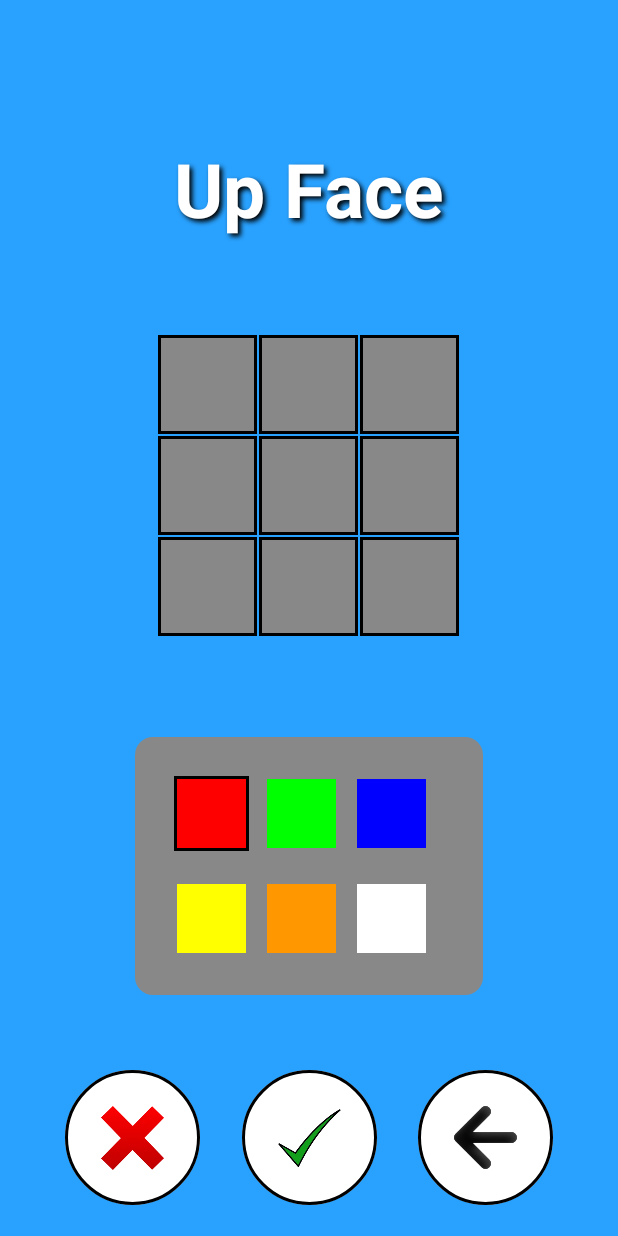
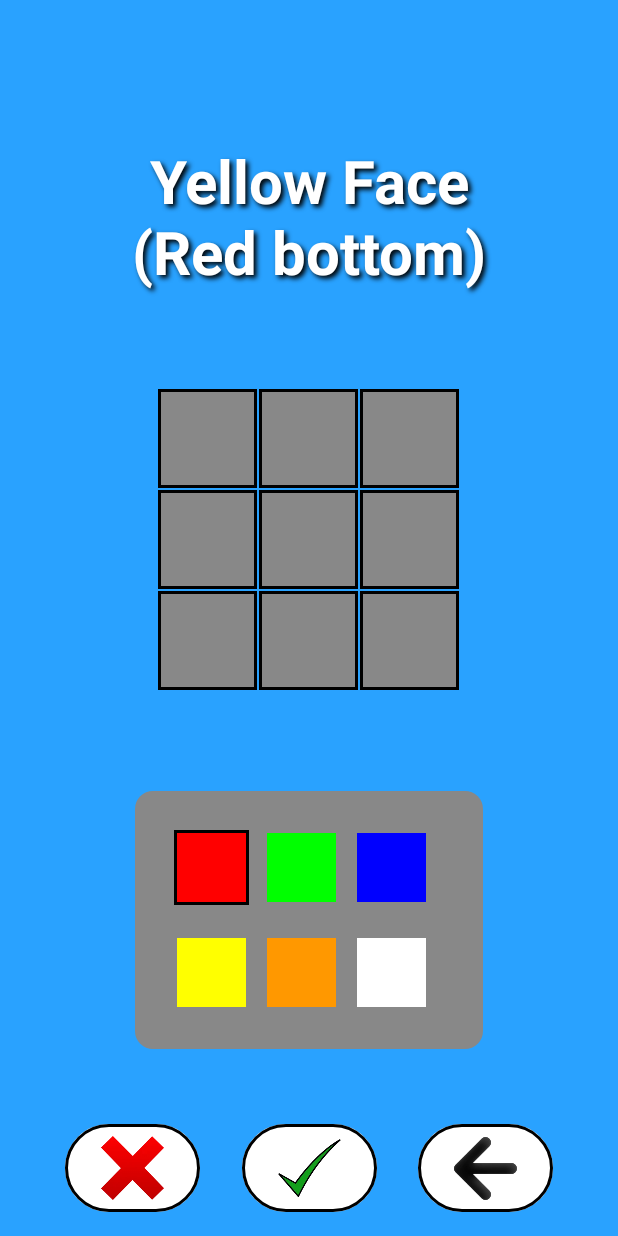
Before and after one commit to DevGiovanniLC/rubik-resolver, an Android app built with Jetpack Compose: the CameraActivity screen opened directly, with no data from a screen before it, after a tap on "Icon button", on a phone screen of 412 x 824 dp. Run offline under Robolectric (Android 15) with nearby library versions, the phone set to English and light mode, and no system bars; libraries missing offline, so code that uses them is left out: androidx.camera.core, androidx.camera.view, org.opencv.android, org.opencv.core, org.opencv.imgproc; 2 statements that could not run were skipped.

```diff
--- a/app/src/main/java/com/ulpgc/rubikresolver/CameraActivity.kt
+++ b/app/src/main/java/com/ulpgc/rubikresolver/CameraActivity.kt
@@ -40,6 +40,7 @@ import androidx.compose.ui.platform.LocalConfiguration
 import androidx.compose.ui.platform.LocalContext
 import androidx.compose.ui.text.TextStyle
 import androidx.compose.ui.text.font.FontWeight
+import androidx.compose.ui.text.style.TextAlign
 import androidx.compose.ui.unit.dp
 import androidx.compose.ui.unit.sp
 import androidx.core.app.ActivityCompat
@@ -65,8 +66,8 @@ class CameraActivity : ComponentActivity() {
 
         super.onCreate(savedInstanceState)
 
-        var cubeFace = Array(3) { Array(3) { mutableStateOf('F') }}
-        var cubeState = intent.getIntExtra("cubeState", 0)
+        val cubeFace = Array(3) { Array(3) { mutableStateOf('F') }}
+        val cubeState = intent.getIntExtra("cubeState", 0)
 
         enableEdgeToEdge()
         if (!hasRequiredPermissions()) {
@@ -74,12 +75,12 @@ class CameraActivity : ComponentActivity() {
         }
 
         setContent {
-            CameraScreen(cubeFace, cubeState)
+            CameraScreen(cubeState)
         }
     }
 
     @Composable
-    private fun CameraScreen(cubeFace: Array<Array<MutableState<Char>>>, cubeState: Int) {
+    private fun CameraScreen(cubeState: Int) {
         RubikResolverTheme {
             val scaffoldState = rememberBottomSheetScaffoldState()
             val processedBitmapState = remember { mutableStateOf<Bitmap?>(null) }
@@ -151,18 +152,19 @@ class CameraActivity : ComponentActivity() {
         val screenHeight = LocalConfiguration.current.screenHeightDp.dp
         var text = ""
         when(cubeState){
-            0 -> text = "Up Face"
-            1 -> text = "Right Face"
-            2 -> text = "Front Face"
-            3 -> text = "Down Face"
-            4 -> text = "Left Face"
-            5 -> text = "Back Face"
+            0 -> text = "Yellow Face\n(Red bottom)"
+            1 -> text = "Green Face\n(White bottom)"
+            2 -> text = "Red Face\n(White bottom)"
+            3 -> text = "White Face\n(Orange bottom)"
+            4 -> text = "Blue Face\n(White bottom)"
+            5 -> text = "Orange Face\n(White bottom)"
         }
         Text(
             text = text,
             style = TextStyle(
                 fontSize = 50.sp,
                 fontWeight = FontWeight.Bold,
+                textAlign = TextAlign.Center,
                 color = Color.White,
                 shadow = Shadow(
                     color = Color.Black,
@@ -198,7 +200,7 @@ class CameraActivity : ComponentActivity() {
         return CAMERA_PERMISSIONS.all {
             ContextCompat.checkSelfPermission(
                 applicationContext,
-                it.toString()
+                it
             ) == PackageManager.PERMISSION_GRANTED
         }
     }
--- a/app/src/main/java/com/ulpgc/rubikresolver/CheckCubeActivity.kt
+++ b/app/src/main/java/com/ulpgc/rubikresolver/CheckCubeActivity.kt
@@ -114,7 +114,7 @@ class CheckCubeActivity : ComponentActivity() {
         }
     }
 
-    fun goFace(cubeState: Int, cubeFace: Array<Array<Char>>) {
+    private fun goFace(cubeState: Int, cubeFace: Array<Array<Char>>) {
 
         val faceColor = faceToString(
             arrayOfCharPositionToCharColor(
--- a/app/src/main/java/com/ulpgc/rubikresolver/CheckSideActivity.kt
+++ b/app/src/main/java/com/ulpgc/rubikresolver/CheckSideActivity.kt
@@ -23,6 +23,7 @@ import androidx.compose.ui.platform.LocalConfiguration
 import androidx.compose.ui.platform.LocalContext
 import androidx.compose.ui.text.TextStyle
 import androidx.compose.ui.text.font.FontWeight
+import androidx.compose.ui.text.style.TextAlign
 import androidx.compose.ui.unit.dp
 import androidx.compose.ui.unit.sp
 import com.ulpgc.rubikresolver.components.ColorPalette
@@ -40,10 +41,10 @@ class CheckSideActivity : ComponentActivity() {
     @SuppressLint("UnusedMaterial3ScaffoldPaddingParameter")
     override fun onCreate(savedInstanceState: Bundle?) {
         super.onCreate(savedInstanceState)
-        var cubeState = intent.getIntExtra("cubeState", 0)
-        var cubeFace = intent.getStringExtra("cubeFace")
-        var faceString = stringToMutableStateArray(cubeFace)
-        var faceColor = arrayOfCharColorToColor(faceString)
+        val cubeState = intent.getIntExtra("cubeState", 0)
+        val cubeFace = intent.getStringExtra("cubeFace")
+        val faceString = stringToMutableStateArray(cubeFace)
+        val faceColor = arrayOfCharColorToColor(faceString)
         enableEdgeToEdge()
         setContent {
             MainComponent(faceColor, cubeState)
@@ -54,7 +55,6 @@ class CheckSideActivity : ComponentActivity() {
     @Composable
     fun MainComponent(array: Array<Array<MutableState<Color>>>, cubeState: Int = 0) {
         var selectedColor by remember { mutableStateOf(Color.Red) }
-        var faceColor = array
 
         //val screenWidth = LocalConfiguration.current.screenWidthDp.dp
         val screenHeight = LocalConfiguration.current.screenHeightDp.dp
@@ -73,7 +73,11 @@ class CheckSideActivity : ComponentActivity() {
 
                 val context = LocalContext.current
                 FaceText(cubeState)
-                FaceButtonGroup(colorArray = faceColor, tileModifier = Modifier.size(screenHeight * 0.08f) ,selectedColor = selectedColor)
+                FaceButtonGroup(
+                    colorArray = array,
+                    tileModifier = Modifier.size(screenHeight * 0.08f),
+                    selectedColor = selectedColor
+                )
                 ColorPalette(onColorSelected = { color ->
                     selectedColor = color
                 })
@@ -89,7 +93,8 @@ class CheckSideActivity : ComponentActivity() {
                         )
                     })
                     IconButton(R.drawable.check, 90.dp, onClick = {
-                        RubikCube.RubikBuilder.setFace(cubeState, removeMutableState(arrayOfColorToChar(faceColor)))
+                        RubikCube.RubikBuilder.setFace(cubeState, removeMutableState(
+                            arrayOfColorToChar(array)))
                         if (cubeState == RubikCube.Face.BACK.value) {
                             startActivity(
                                 Intent(context, CheckCubeActivity::class.java)
@@ -117,18 +122,19 @@ class CheckSideActivity : ComponentActivity() {
     fun FaceText(cubeState : Int){
         var text = ""
         when(cubeState){
-            0 -> text = "Up Face"
-            1 -> text = "Right Face"
-            2 -> text = "Front Face"
-            3 -> text = "Down Face"
-            4 -> text = "Left Face"
-            5 -> text = "Back Face"
+            0 -> text = "Yellow Face\n(Red bottom)"
+            1 -> text = "Green Face\n(White bottom)"
+            2 -> text = "Red Face\n(White bottom)"
+            3 -> text = "White Face\n(Orange bottom)"
+            4 -> text = "Blue Face\n(White bottom)"
+            5 -> text = "Orange Face\n(White bottom)"
         }
         Text(
             text = text,
             style = TextStyle(
-                fontSize = 50.sp,
+                fontSize = 40.sp,
                 fontWeight = FontWeight.Bold,
+                textAlign = TextAlign.Center,
                 color = Color.White,
                 shadow = Shadow(
                     color = Color.Black,
--- a/app/src/main/java/com/ulpgc/rubikresolver/SolverActivity.kt
+++ b/app/src/main/java/com/ulpgc/rubikresolver/SolverActivity.kt
@@ -13,16 +13,12 @@ class SolverActivity : AppCompatActivity() {
         super.onCreate(savedInstanceState)
         enableEdgeToEdge()
 
-        val initialState = "DUUBULDBFRBFRRULLLBRDFFFBLURDBFDFDRFRULBLUFDURRBLBDUDL"
-        val rubikCube = RubikCube.RubikBuilder.stringToCube(initialState).build()
         setContent {
             var cube : RubikCube? = null
-            var isError = false
 
             try {
                 cube = RubikCube.RubikBuilder.build()
             }catch (e: Exception){
-                isError = true
                 startActivity(
                     Intent(this, ErrorActivity::class.java)
                         .putExtra("error", e.toString())
--- a/app/src/main/java/com/ulpgc/rubikresolver/components/InteractivesComponents.kt
+++ b/app/src/main/java/com/ulpgc/rubikresolver/components/InteractivesComponents.kt
@@ -64,7 +64,6 @@ fun MainButton(
     modifier: Modifier = Modifier
 ) {
     val buttonShape = RoundedCornerShape(10.dp)
-
 
     Box(
         contentAlignment = Alignment.Center,
--- a/app/src/main/java/com/ulpgc/rubikresolver/ui/theme/Theme.kt
+++ b/app/src/main/java/com/ulpgc/rubikresolver/ui/theme/Theme.kt
@@ -1,6 +1,5 @@
 package com.ulpgc.rubikresolver.ui.theme
 
-import android.app.Activity
 import android.os.Build
 import androidx.compose.foundation.isSystemInDarkTheme
 import androidx.compose.material3.MaterialTheme
```
Also changed, not shown: app/src/main/java/com/ulpgc/rubikresolver/MainActivity.kt (+41 -59 lines), app/src/main/java/com/ulpgc/rubikresolver/opengl/renderer/HomepageRenderer.kt (added, +130 -0 lines), app/src/main/java/com/ulpgc/rubikresolver/services/RubikSolver.kt (+13 -13 lines).
